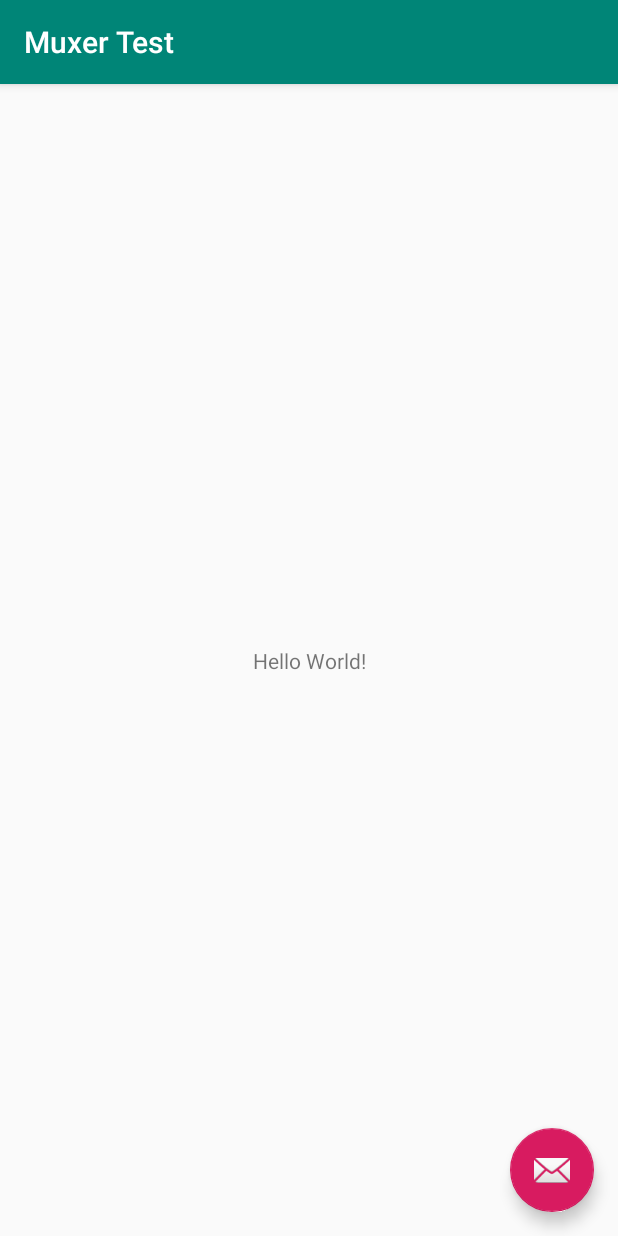
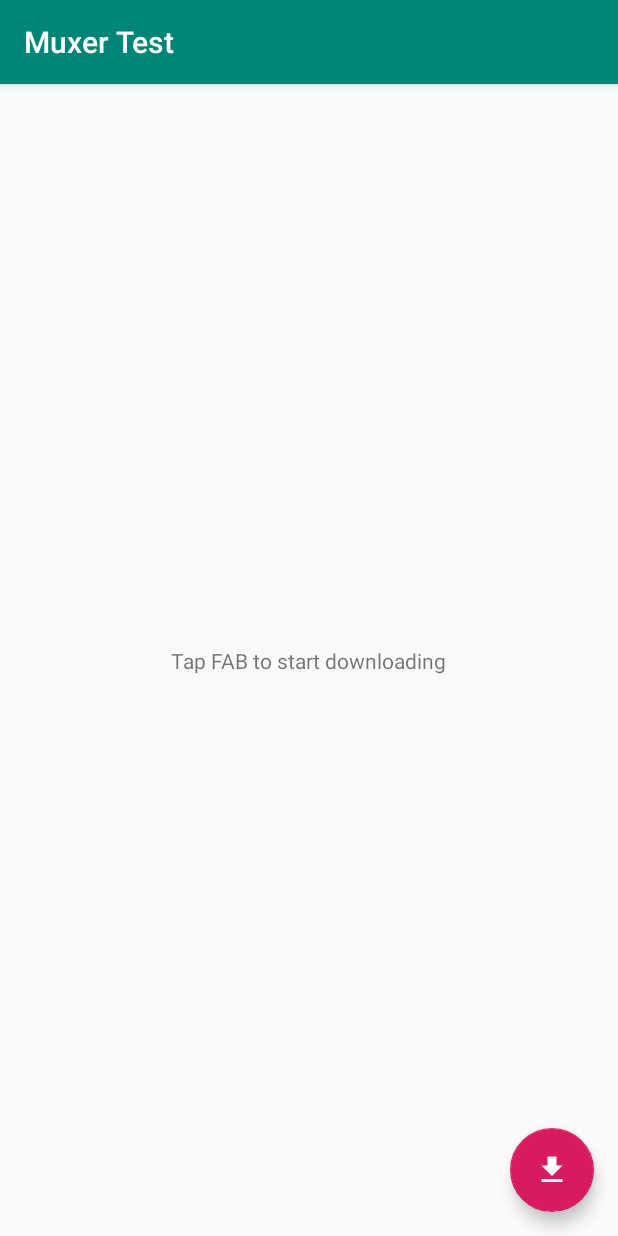
Before and after one commit to mightyfrog/MediaMuxer-Sample, an Android app: the screen it shows after launch (MainActivity), on a phone screen of 412 x 824 dp. Run offline under Robolectric (Android 15) with nearby library versions, the phone set to English and light mode, and no system bars.

Commit message:
lib update

```diff
--- a/app/build.gradle
+++ b/app/build.gradle
@@ -26,7 +26,7 @@ dependencies {
     implementation fileTree(dir: 'libs', include: ['*.jar'])
     implementation "org.jetbrains.kotlin:kotlin-stdlib-jdk7:$kotlin_version"
     implementation 'androidx.appcompat:appcompat:1.1.0'
-    implementation 'androidx.core:core-ktx:1.1.0'
+    implementation 'androidx.core:core-ktx:1.2.0'
     implementation 'androidx.constraintlayout:constraintlayout:1.1.3'
-    implementation 'com.google.android.material:material:1.0.0'
+    implementation 'com.google.android.material:material:1.1.0'
 }
--- a/app/src/main/java/org/mightyfrog/android/muxertest/MainActivity.kt
+++ b/app/src/main/java/org/mightyfrog/android/muxertest/MainActivity.kt
@@ -5,6 +5,7 @@ import android.media.MediaExtractor
 import android.media.MediaMuxer
 import android.os.Bundle
 import android.os.Environment
+import android.widget.Toast
 import androidx.appcompat.app.AppCompatActivity
 import kotlinx.android.synthetic.main.activity_main.fab
 import kotlinx.android.synthetic.main.activity_main.toolbar
@@ -104,5 +105,7 @@ class MainActivity : AppCompatActivity() {
         }
         muxer.stop()
         muxer.release()
+
+        Toast.makeText(this, R.string.download_complete, Toast.LENGTH_SHORT).show();
     }
 }
--- /dev/null
+++ b/app/src/main/res/drawable/ic_file_download.xml
@@ -0,0 +1,9 @@
+<vector xmlns:android="http://schemas.android.com/apk/res/android"
+    android:width="24dp"
+    android:height="24dp"
+    android:viewportWidth="24.0"
+    android:viewportHeight="24.0">
+    <path
+        android:fillColor="#ffffffff"
+        android:pathData="M19,9h-4V3H9v6H5l7,7 7,-7zM5,18v2h14v-2H5z" />
+</vector>
--- a/app/src/main/res/layout/activity_main.xml
+++ b/app/src/main/res/layout/activity_main.xml
@@ -28,6 +28,6 @@
         android:layout_height="wrap_content"
         android:layout_gravity="bottom|end"
         android:layout_margin="@dimen/fab_margin"
-        app:srcCompat="@android:drawable/ic_dialog_email" />
+        app:srcCompat="@drawable/ic_file_download" />
 
 </androidx.coordinatorlayout.widget.CoordinatorLayout>
--- a/app/src/main/res/layout/content_main.xml
+++ b/app/src/main/res/layout/content_main.xml
@@ -11,7 +11,7 @@
     <TextView
         android:layout_width="wrap_content"
         android:layout_height="wrap_content"
-        android:text="Hello World!"
+        android:text="@string/text"
         app:layout_constraintBottom_toBottomOf="parent"
         app:layout_constraintLeft_toLeftOf="parent"
         app:layout_constraintRight_toRightOf="parent"
--- a/app/src/main/res/values/strings.xml
+++ b/app/src/main/res/values/strings.xml
@@ -1,3 +1,5 @@
 <resources>
     <string name="app_name">Muxer Test</string>
+    <string name="text">Tap FAB to start downloading</string>
+    <string name="download_complete">Download complete</string>
 </resources>
--- a/build.gradle
+++ b/build.gradle
@@ -1,14 +1,14 @@
 // Top-level build file where you can add configuration options common to all sub-projects/modules.
 
 buildscript {
-    ext.kotlin_version = '1.3.61'
+    ext.kotlin_version = '1.3.72'
     repositories {
         google()
         jcenter()
 
     }
     dependencies {
-        classpath 'com.android.tools.build:gradle:3.5.3'
+        classpath 'com.android.tools.build:gradle:3.6.3'
         classpath "org.jetbrains.kotlin:kotlin-gradle-plugin:$kotlin_version"
         // NOTE: Do not place your application dependencies here; they belong
         // in the individual module build.gradle files
```
Also changed, not shown: gradle/wrapper/gradle-wrapper.properties.
